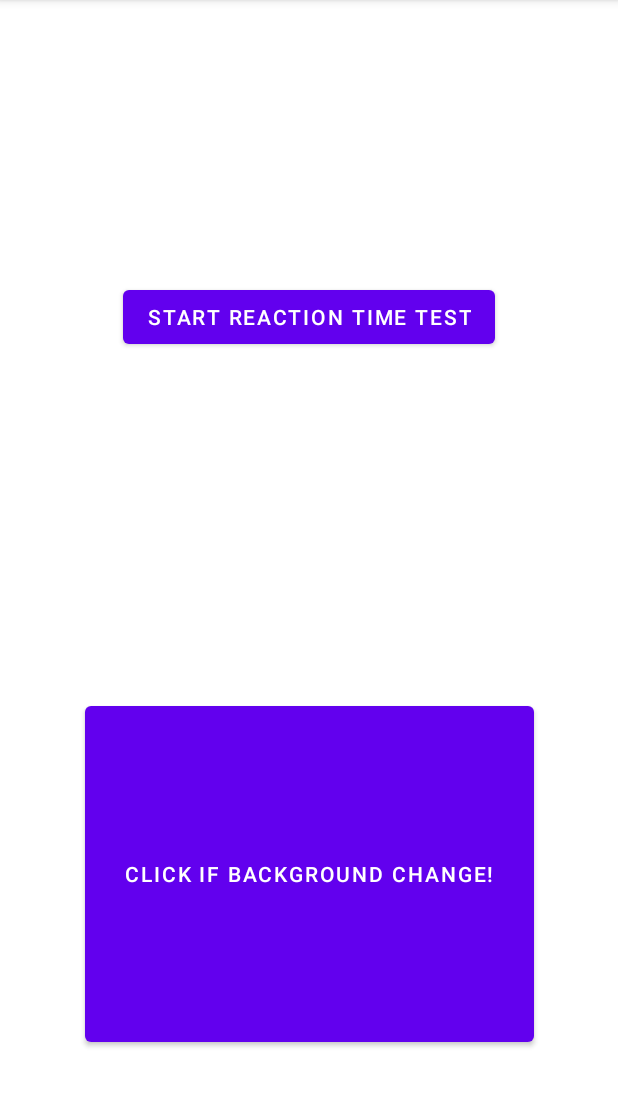
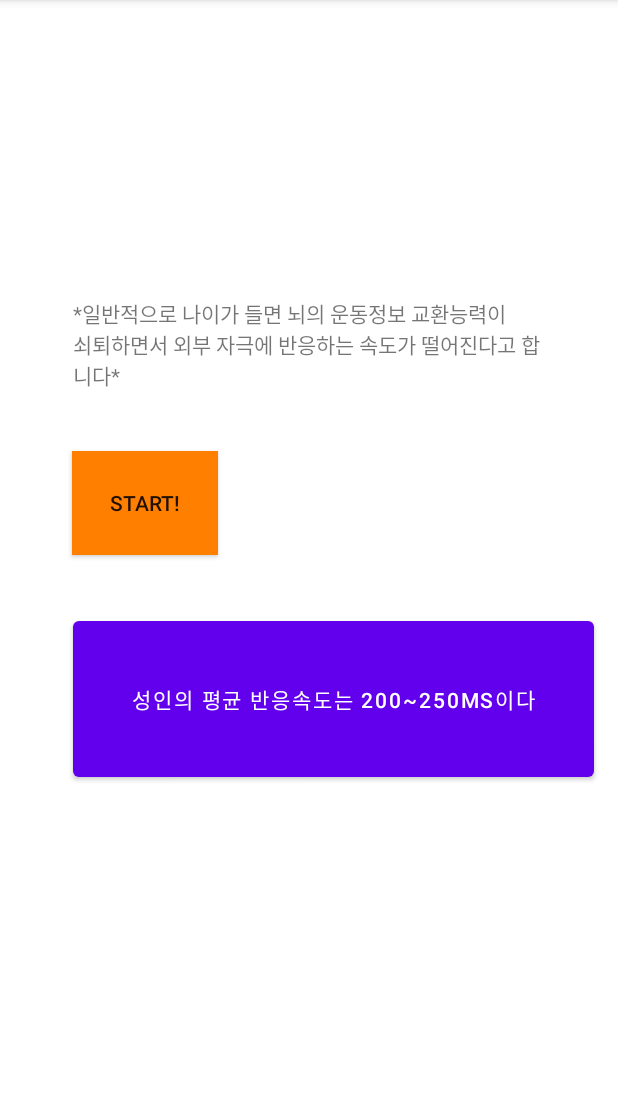
Before and after one commit to Srat00/Android_Bluetooth_Playbox, an Android app: the ReactionTimeActivity screen opened directly, with no data from a screen before it, on a phone screen of 412 x 824 dp, the part 84-1191 px from its top. Run offline under Robolectric (Android 15) with nearby library versions, the light colour scheme and no system bars.

Commit message:
UI변경

```diff
--- a/app/src/main/java/com/example/baseapp/Compass.java
+++ b/app/src/main/java/com/example/baseapp/Compass.java
@@ -61,8 +61,8 @@ public class Compass extends AppCompatActivity implements CompassSensor.CompassL
     }
 
     @Override
-    public void onNewAzimuth(float azimuth) {
-        azimuthView.setText("Azimuth: " + azimuth + " degrees");
+    public void onNewAzimuth(int azimuth) {
+        azimuthView.setText("보고있는방향: " + azimuth + " 도");
         if (isTargetSet) {
             if (Math.abs(azimuth - targetAzimuth) < RANGE_THRESHOLD_DEGREES) {
                 if (!isWithinRange) {
--- a/app/src/main/java/com/example/baseapp/CompassSensor.java
+++ b/app/src/main/java/com/example/baseapp/CompassSensor.java
@@ -19,7 +19,7 @@ public class CompassSensor implements SensorEventListener {
     private float[] orientation = new float[3];
 
     public interface CompassListener {
-        void onNewAzimuth(float azimuth);
+        void onNewAzimuth(int azimuth);
     }
 
     public CompassSensor(Context context, CompassListener listener) {
--- a/app/src/main/java/com/example/baseapp/ReactionTimeTester.java
+++ b/app/src/main/java/com/example/baseapp/ReactionTimeTester.java
@@ -20,7 +20,7 @@ public class ReactionTimeTester {
 
     public void startReactionTest() {
         changeButton.setBackgroundColor(context.getResources().getColor(android.R.color.darker_gray)); // 초기 색
-        changeButton.setText("Wait for green...");
+        changeButton.setText("초록색이 나오면 이 버튼을 터치하세요!");
         changeButton.setEnabled(false); // 시작 버튼 비활성화
 
         // 랜덤한 지연 후 초록색으로 변경
--- a/app/src/main/res/layout/activity_compass.xml
+++ b/app/src/main/res/layout/activity_compass.xml
@@ -2,15 +2,15 @@
 <LinearLayout xmlns:android="http://schemas.android.com/apk/res/android"
     android:layout_width="match_parent"
     android:layout_height="match_parent"
+    android:gravity="center"
     android:orientation="vertical"
-    android:gravity="center"
     android:padding="16dp">
 
     <TextView
         android:id="@+id/azimuth_text"
         android:layout_width="wrap_content"
         android:layout_height="wrap_content"
-        android:text="Azimuth: 0 degrees"
+        android:text="보고있는방향: 0 도"
         android:textSize="24sp" />
 
     <TextView
@@ -29,9 +29,10 @@
         android:textSize="24sp"
         android:visibility="gone" />
 
-    <Button
+    <android.widget.Button
         android:id="@+id/start_button"
         android:layout_width="wrap_content"
         android:layout_height="wrap_content"
-        android:text="Start" />
+        android:background="#ff7f00"
+        android:text="시작" />
 </LinearLayout>
--- a/app/src/main/res/layout/activity_reaction_time.xml
+++ b/app/src/main/res/layout/activity_reaction_time.xml
@@ -5,30 +5,48 @@
     android:layout_width="match_parent"
     android:layout_height="match_parent">
 
-    <Button
+    <android.widget.Button
         android:id="@+id/startReactionTestButton"
-        android:layout_width="wrap_content"
-        android:layout_height="wrap_content"
-        android:layout_marginTop="187dp"
-        android:layout_marginBottom="229dp"
+        android:layout_width="97dp"
+        android:layout_height="69dp"
+        android:layout_marginTop="28dp"
+        android:layout_marginBottom="38dp"
+        android:background="#ff7f00"
         android:onClick="startReactionTest"
-        android:text="Start Reaction Time Test"
+        android:text="Start!"
         app:layout_constraintBottom_toTopOf="@+id/reaction_button"
         app:layout_constraintEnd_toEndOf="parent"
+        app:layout_constraintHorizontal_bias="0.152"
         app:layout_constraintStart_toStartOf="parent"
-        app:layout_constraintTop_toTopOf="parent" />
+        app:layout_constraintTop_toBottomOf="@+id/textView"
+        app:layout_constraintVertical_bias="0.0" />
 
     <Button
         android:id="@+id/reaction_button"
-        android:layout_width="299dp"
-        android:layout_height="0dp"
-        android:layout_marginEnd="56dp"
-        android:layout_marginBottom="67dp"
+
+        android:layout_width="347dp"
+        android:layout_height="116dp"
+        android:layout_marginEnd="16dp"
+        android:layout_marginBottom="244dp"
         android:onClick="measureReactionTime"
-        android:text="Click If Background Change!"
+        android:text="성인의 평균 반응속도는 200~250ms이다"
         app:layout_constraintBottom_toBottomOf="parent"
+        app:layout_constraintEnd_toEndOf="parent" />
+
+    <TextView
+        android:id="@+id/textView"
+        android:layout_width="314dp"
+        android:layout_height="74dp"
+        android:layout_marginEnd="44dp"
+        android:layout_marginBottom="135dp"
+        android:text="*일반적으로 나이가 들면 뇌의 운동정보 교환능력이
+        쇠퇴하면서 외부 자극에 반응하는 속도가 떨어진다고 합니다*"
+        app:layout_constraintBottom_toTopOf="@+id/reaction_button"
         app:layout_constraintEnd_toEndOf="parent"
-        app:layout_constraintTop_toBottomOf="@+id/startReactionTestButton" />
+        app:layout_constraintHorizontal_bias="0.905"
+        app:layout_constraintStart_toStartOf="parent"
+        app:layout_constraintTop_toTopOf="parent"
+        app:layout_constraintVertical_bias="1.0" />
 
 
 </androidx.constraintlayout.widget.ConstraintLayout>
```
